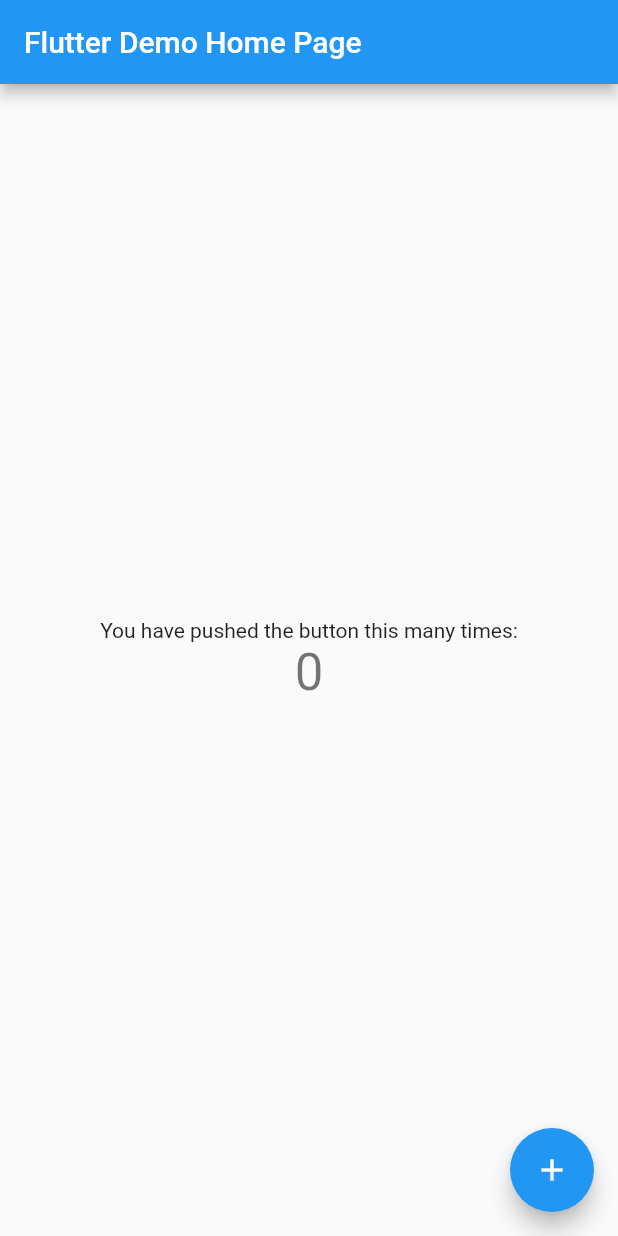
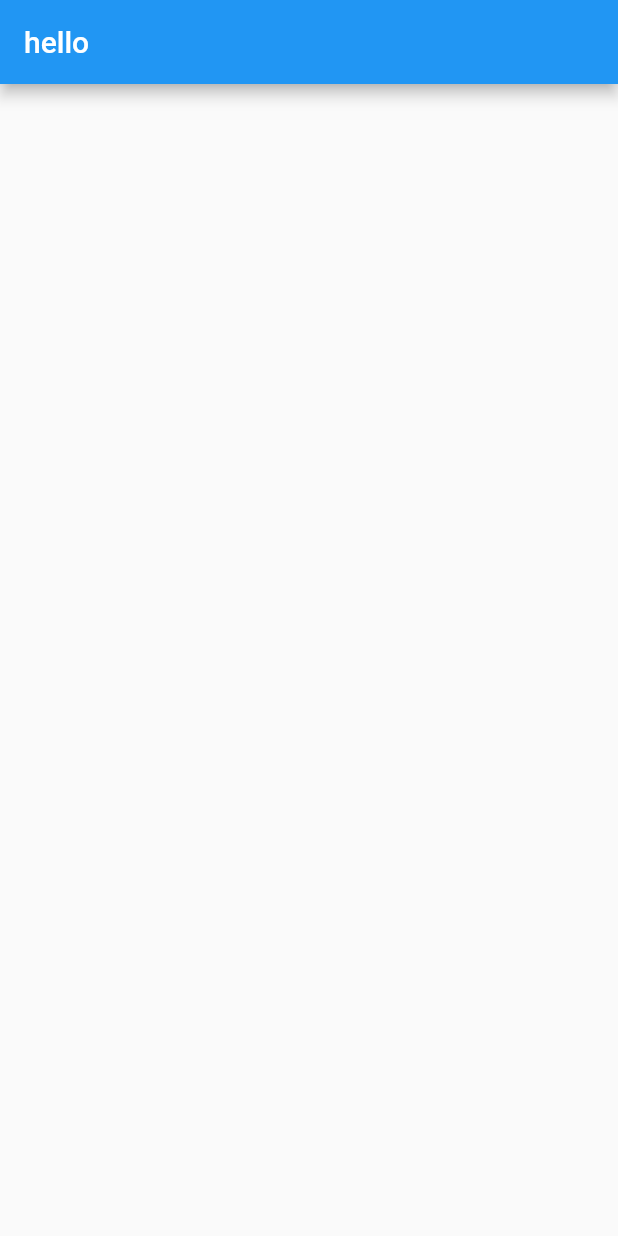
Before and after one commit to Mohammed-Benotmane/Flutter-Tutorial, a Flutter app: the screen it shows after launch, on a phone screen of 412 x 824 dp. Run offline on Flutter 3.47's test engine with Material 2 defaults, Android fonts, the phone set to English and light mode, and no system bars.

Commit message:
adding scaffold and appbar widget

```diff
--- a/lib/main.dart
+++ b/lib/main.dart
@@ -1,111 +1,9 @@
 import 'package:flutter/material.dart';
 
-void main() => runApp(MyApp());
-
-class MyApp extends StatelessWidget {
-  // This widget is the root of your application.
-  @override
-  Widget build(BuildContext context) {
-    return MaterialApp(
-      title: 'Flutter Demo',
-      theme: ThemeData(
-        // This is the theme of your application.
-        //
-        // Try running your application with "flutter run". You'll see the
-        // application has a blue toolbar. Then, without quitting the app, try
-        // changing the primarySwatch below to Colors.green and then invoke
-        // "hot reload" (press "r" in the console where you ran "flutter run",
-        // or simply save your changes to "hot reload" in a Flutter IDE).
-        // Notice that the counter didn't reset back to zero; the application
-        // is not restarted.
-        primarySwatch: Colors.blue,
-      ),
-      home: MyHomePage(title: 'Flutter Demo Home Page'),
-    );
-  }
-}
-
-class MyHomePage extends StatefulWidget {
-  MyHomePage({Key key, this.title}) : super(key: key);
-
-  // This widget is the home page of your application. It is stateful, meaning
-  // that it has a State object (defined below) that contains fields that affect
-  // how it looks.
-
-  // This class is the configuration for the state. It holds the values (in this
-  // case the title) provided by the parent (in this case the App widget) and
-  // used by the build method of the State. Fields in a Widget subclass are
-  // always marked "final".
-
-  final String title;
-
-  @override
-  _MyHomePageState createState() => _MyHomePageState();
-}
-
-class _MyHomePageState extends State<MyHomePage> {
-  int _counter = 0;
-
-  void _incrementCounter() {
-    setState(() {
-      // This call to setState tells the Flutter framework that something has
-      // changed in this State, which causes it to rerun the build method below
-      // so that the display can reflect the updated values. If we changed
-      // _counter without calling setState(), then the build method would not be
-      // called again, and so nothing would appear to happen.
-      _counter++;
-    });
-  }
-
-  @override
-  Widget build(BuildContext context) {
-    // This method is rerun every time setState is called, for instance as done
-    // by the _incrementCounter method above.
-    //
-    // The Flutter framework has been optimized to make rerunning build methods
-    // fast, so that you can just rebuild anything that needs updating rather
-    // than having to individually change instances of widgets.
-    return Scaffold(
-      appBar: AppBar(
-        // Here we take the value from the MyHomePage object that was created by
-        // the App.build method, and use it to set our appbar title.
-        title: Text(widget.title),
-      ),
-      body: Center(
-        // Center is a layout widget. It takes a single child and positions it
-        // in the middle of the parent.
-        child: Column(
-          // Column is also a layout widget. It takes a list of children and
-          // arranges them vertically. By default, it sizes itself to fit its
-          // children horizontally, and tries to be as tall as its parent.
-          //
-          // Invoke "debug painting" (press "p" in the console, choose the
-          // "Toggle Debug Paint" action from the Flutter Inspector in Android
-          // Studio, or the "Toggle Debug Paint" command in Visual Studio Code)
-          // to see the wireframe for each widget.
-          //
-          // Column has various properties to control how it sizes itself and
-          // how it positions its children. Here we use mainAxisAlignment to
-          // center the children vertically; the main axis here is the vertical
-          // axis because Columns are vertical (the cross axis would be
-          // horizontal).
-          mainAxisAlignment: MainAxisAlignment.center,
-          children: <Widget>[
-            Text(
-              'You have pushed the button this many times:',
-            ),
-            Text(
-              '$_counter',
-              style: Theme.of(context).textTheme.display1,
-            ),
-          ],
-        ),
-      ),
-      floatingActionButton: FloatingActionButton(
-        onPressed: _incrementCounter,
-        tooltip: 'Increment',
-        child: Icon(Icons.add),
-      ), // This trailing comma makes auto-formatting nicer for build methods.
-    );
-  }
-}
+void main() => runApp(MaterialApp(
+  home: Scaffold(
+    appBar: AppBar(
+      title: Text('hello'),
+    ),
+  ),
+));
```
Also changed, not shown: 1 other file.
